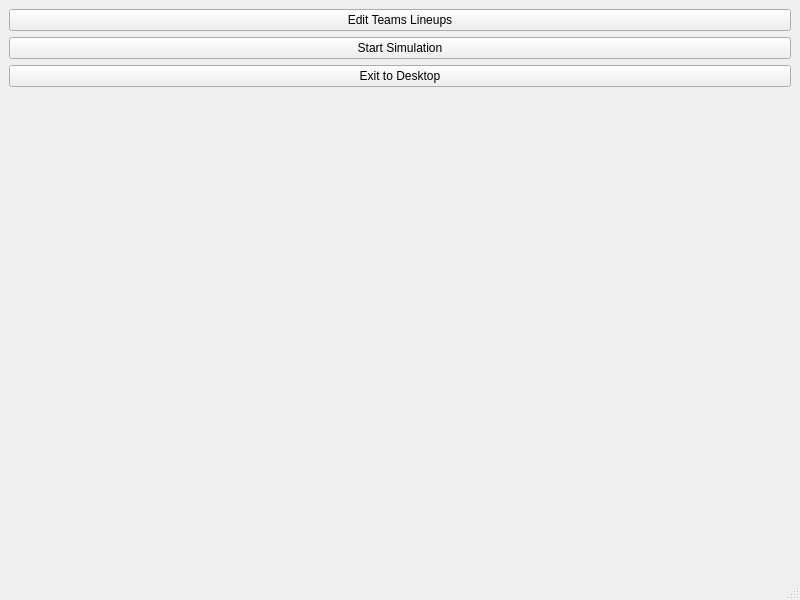
Old version of the form mainwindow.ui in the repository msiu7/Hockey-Simulation-Engine.
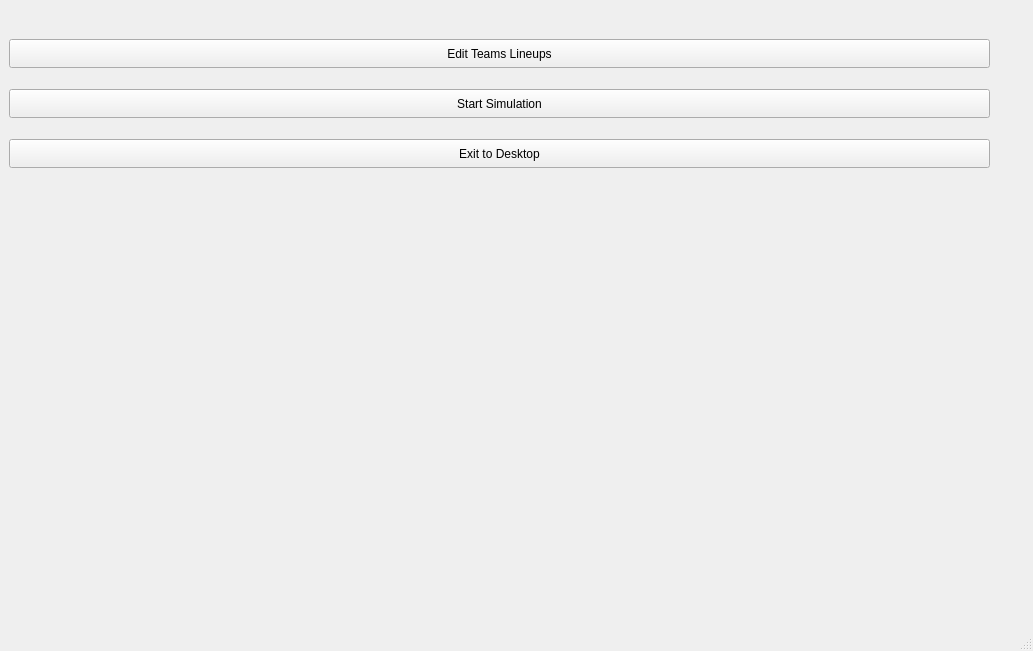
New version of the form.

Commit message: Extended StackedWidget to cover full page, added back buttons.

Diff of the .ui file:
```diff
--- a/mainwindow.ui
+++ b/mainwindow.ui
@@ -6,8 +6,8 @@
    <rect>
     <x>0</x>
     <y>0</y>
-    <width>800</width>
-    <height>600</height>
+    <width>1033</width>
+    <height>651</height>
    </rect>
   </property>
   <property name="windowTitle">
@@ -15,33 +15,52 @@
   </property>
   <widget class="QWidget" name="centralwidget">
    <layout class="QGridLayout" name="gridLayout">
-    <item row="0" column="0">
-     <widget class="QPushButton" name="editTeamsLineups">
-      <property name="text">
-       <string>Edit Teams Lineups</string>
-      </property>
-     </widget>
-    </item>
-    <item row="1" column="0">
-     <widget class="QPushButton" name="startSim">
-      <property name="text">
-       <string>Start Simulation</string>
-      </property>
-     </widget>
-    </item>
     <item row="2" column="0">
-     <widget class="QPushButton" name="exitApp">
-      <property name="text">
-       <string>Exit to Desktop</string>
-      </property>
-     </widget>
-    </item>
-    <item row="3" column="0">
      <widget class="QStackedWidget" name="stackedWidget">
       <property name="currentIndex">
        <number>0</number>
       </property>
-      <widget class="QWidget" name="emptyPage"/>
+      <widget class="QWidget" name="emptyPage">
+       <widget class="QPushButton" name="exitApp">
+        <property name="geometry">
+         <rect>
+          <x>0</x>
+          <y>130</y>
+          <width>981</width>
+          <height>29</height>
+         </rect>
+        </property>
+        <property name="text">
+         <string>Exit to Desktop</string>
+        </property>
+       </widget>
+       <widget class="QPushButton" name="startSim">
+        <property name="geometry">
+         <rect>
+          <x>0</x>
+          <y>80</y>
+          <width>981</width>
+          <height>29</height>
+         </rect>
+        </property>
+        <property name="text">
+         <string>Start Simulation</string>
+        </property>
+       </widget>
+       <widget class="QPushButton" name="editTeamsLineups">
+        <property name="geometry">
+         <rect>
+          <x>0</x>
+          <y>30</y>
+          <width>981</width>
+          <height>29</height>
+         </rect>
+        </property>
+        <property name="text">
+         <string>Edit Teams Lineups</string>
+        </property>
+       </widget>
+      </widget>
       <widget class="QWidget" name="pageEditLineUps">
        <widget class="QTextEdit" name="textEdit">
         <property name="geometry">
```
Left out of the diff: 26 changed lines with no effect on the pictures. The commit also changes 2 other files.
